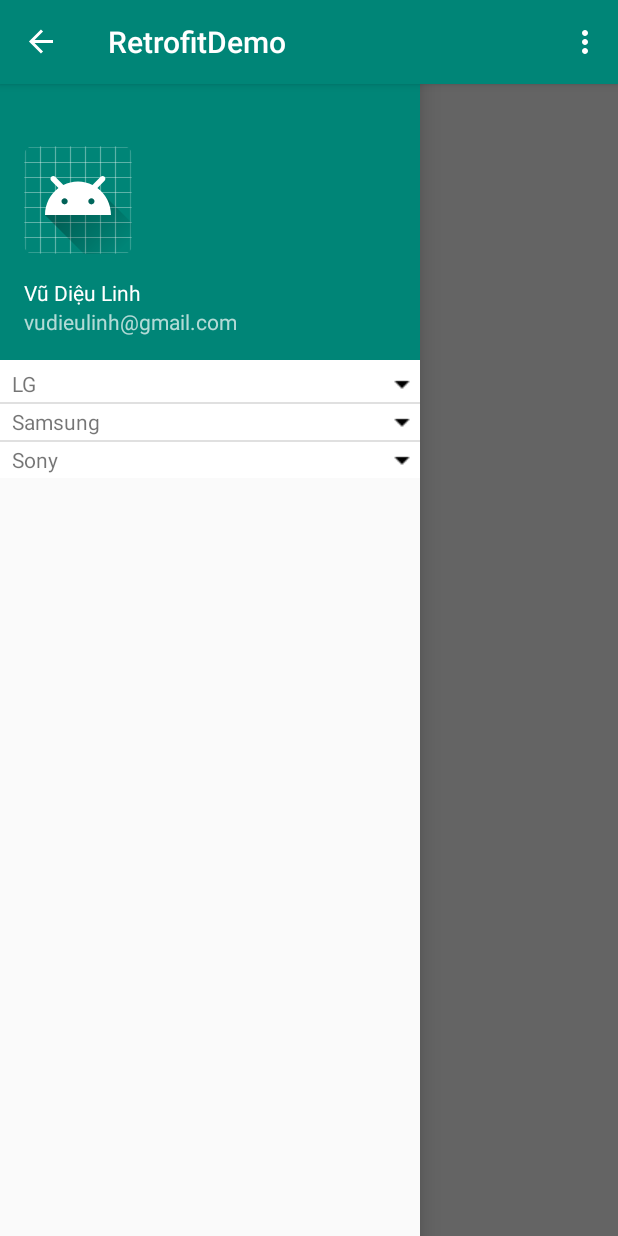
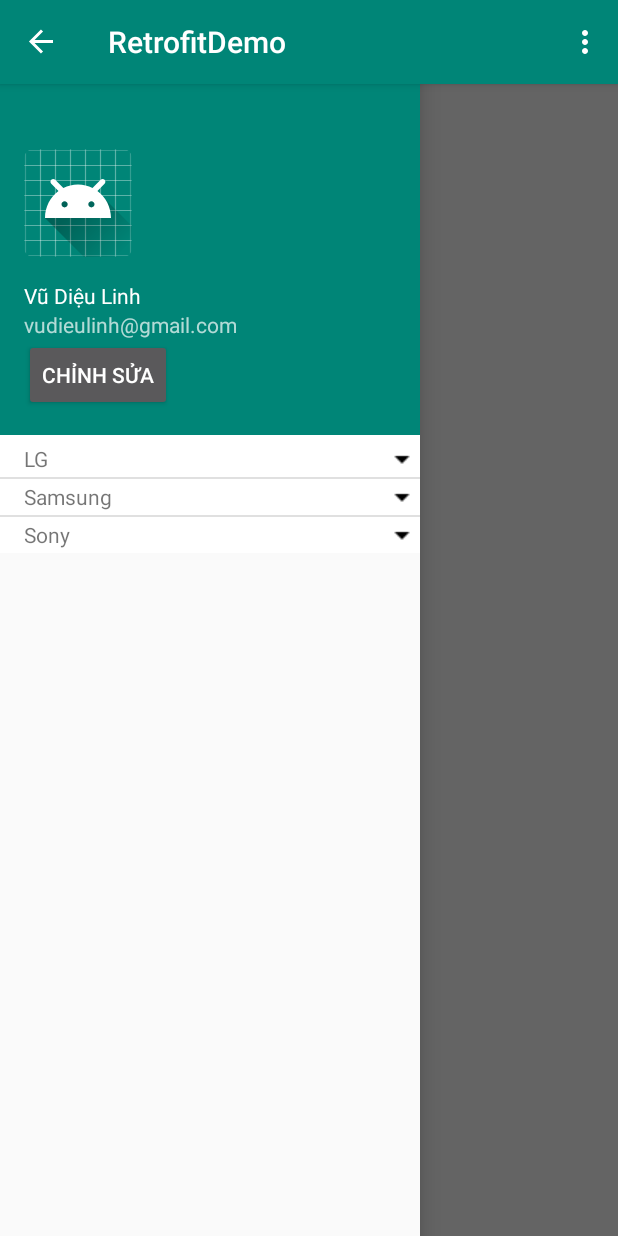
Before and after one commit to MyuBeo96/RetrofitDemo, an Android app: the screen it shows after launch (MainActivity), with the side drawer open, on a phone screen of 412 x 824 dp. Run offline under Robolectric (Android 15) with nearby library versions, the phone set to English and light mode, and no system bars; our stand-ins replace Picasso; pictures from the network do not load; 1 statement that could not run was skipped.

```diff
--- a/app/src/main/java/com/myubeo/retrofitdemo/MainActivity.java
+++ b/app/src/main/java/com/myubeo/retrofitdemo/MainActivity.java
@@ -8,12 +8,12 @@ import android.support.v7.app.AppCompatActivity;
 import android.os.Bundle;
 import android.support.v7.widget.LinearLayoutManager;
 import android.support.v7.widget.RecyclerView;
+import android.view.DragEvent;
 import android.view.Menu;
 import android.view.MenuItem;
 import android.view.View;
+import android.widget.Button;
 import android.widget.ExpandableListView;
-import android.widget.LinearLayout;
-import android.widget.TextView;
 import android.widget.Toast;
 
 import com.google.gson.Gson;
@@ -23,8 +23,6 @@ import java.io.IOException;
 import java.io.InputStream;
 import java.io.InputStreamReader;
 import java.util.ArrayList;
-import java.util.HashMap;
-import java.util.List;
 
 import retrofit2.Call;
 import retrofit2.Callback;
@@ -40,7 +38,8 @@ public class MainActivity extends AppCompatActivity {
     private ActionBarDrawerToggle drawerToggle;
 
     private ExpandableListView lvPhones;
-    List<String> companyModelList;
+
+    Button btn_edit;
 
     ArrayList<Item> items = new ArrayList<>();
 
@@ -53,11 +52,13 @@ public class MainActivity extends AppCompatActivity {
         mRecyclerView =  findViewById(R.id.rv_answers);
         mAdapter = new AnswersAdapter(this, items);
 
-        drawerLayout = (DrawerLayout) findViewById(R.id.drawer_layout);
+        drawerLayout =  findViewById(R.id.drawer_layout);
         drawerToggle = new ActionBarDrawerToggle(this, drawerLayout, R.string.navigation_drawer_open, R.string.navigation_drawer_close);
         drawerLayout.addDrawerListener(drawerToggle);
 
-        lvPhones = (ExpandableListView) findViewById(R.id.phone_list);
+        lvPhones =  findViewById(R.id.phone_list);
+
+        btn_edit = findViewById(R.id.btn_edit);
 
         final RecyclerView.LayoutManager layoutManager = new LinearLayoutManager(this);
         ((LinearLayoutManager) layoutManager).setOrientation(LinearLayoutManager.VERTICAL);
@@ -70,10 +71,16 @@ public class MainActivity extends AppCompatActivity {
         loadAnswers();
         new LoadContentAsync().execute();
 
-        lvPhones.setOnChildClickListener(new ExpandableListView.OnChildClickListener() {
+        btn_edit.setOnClickListener(new View.OnClickListener() {
             @Override
-            public boolean onChildClick(ExpandableListView parent, View v, int groupPosition, int childPosition, long id) {
-                Toast.makeText(MainActivity.this, childPosition + " Child", Toast.LENGTH_SHORT).show();
+            public void onClick(View v) {
+                Toast.makeText(MainActivity.this, "Ahihi", Toast.LENGTH_LONG).show();
+            }
+        });
+
+        lvPhones.setOnDragListener(new View.OnDragListener() {
+            @Override
+            public boolean onDrag(View v, DragEvent event) {
                 return false;
             }
         });
--- a/app/src/main/java/com/myubeo/retrofitdemo/PhoneListAdapter.java
+++ b/app/src/main/java/com/myubeo/retrofitdemo/PhoneListAdapter.java
@@ -74,7 +74,6 @@ public class PhoneListAdapter extends BaseExpandableListAdapter{
         }else {
             img_icon.setImageResource(R.drawable.ic_down);
         }
-
         return convertView;
     }
 
--- a/app/src/main/res/layout/activity_main.xml
+++ b/app/src/main/res/layout/activity_main.xml
@@ -37,7 +37,7 @@
 
             <LinearLayout
                 android:layout_width="match_parent"
-                android:layout_height="240dp"
+                android:layout_height="290dp"
                 android:background="@color/colorPrimary"
                 android:gravity="bottom"
                 android:orientation="vertical"
@@ -68,6 +68,13 @@
                     android:layout_height="wrap_content"
                     android:text="vudieulinh@gmail.com" />
 
+                <Button
+                    android:id="@+id/btn_edit"
+                    android:layout_width="wrap_content"
+                    android:layout_height="wrap_content"
+                    android:text="Chỉnh sửa"
+                    />
+
             </LinearLayout>
 
             <ExpandableListView
--- a/app/src/main/res/layout/item_company_list.xml
+++ b/app/src/main/res/layout/item_company_list.xml
@@ -10,7 +10,7 @@
         android:layout_width="match_parent"
         android:layout_height="wrap_content"
         android:layout_gravity="center_vertical"
-        android:paddingLeft="8dp"
+        android:paddingLeft="16dp"
         android:textStyle="bold"/>
 
     <ImageView
@@ -21,4 +21,13 @@
         android:layout_gravity="center_vertical"
         />
 
+    <ImageView
+        android:id="@+id/edit"
+        android:layout_width="wrap_content"
+        android:layout_height="wrap_content"
+        android:src="@drawable/ic_pencil"
+        android:layout_gravity="center_vertical"
+        android:visibility="gone"
+        />
+
 </LinearLayout>
```
Also changed, not shown: app/src/main/res/drawable/ic_pencil.png (added).
